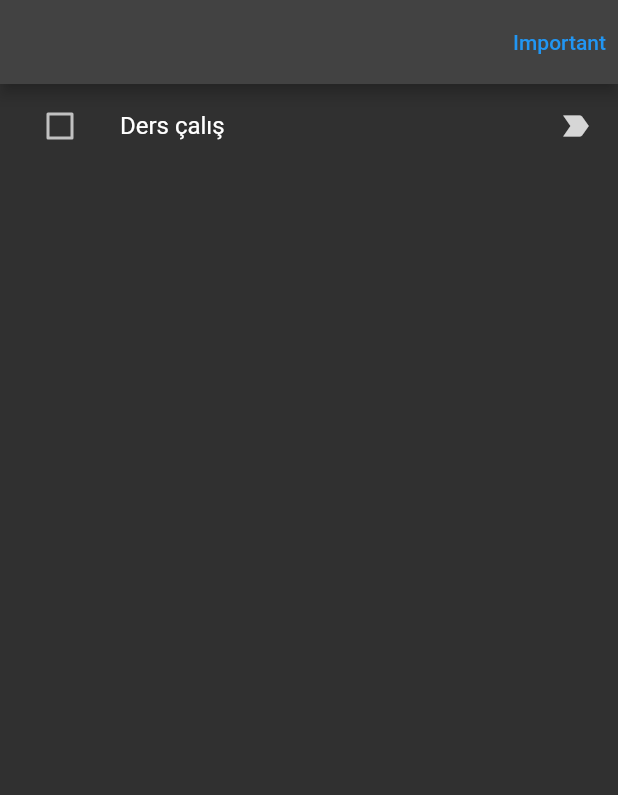
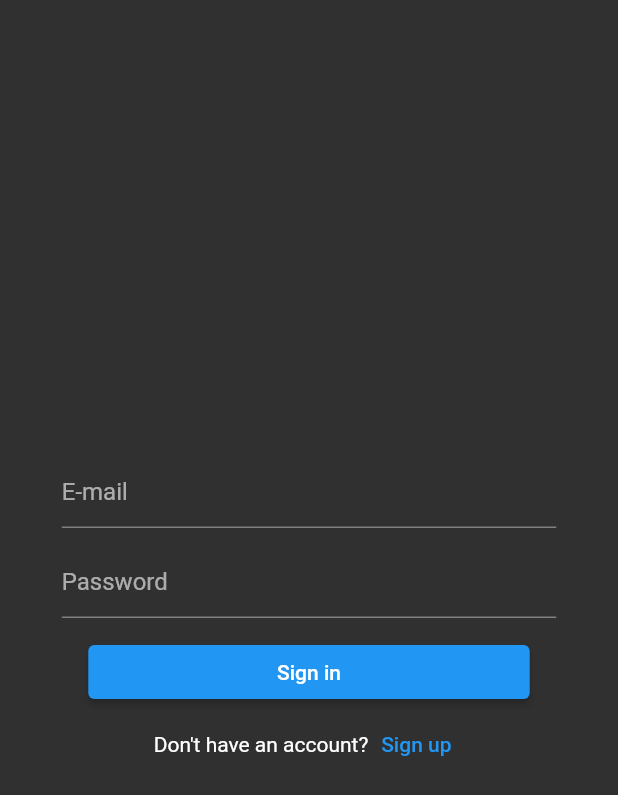
Before and after one commit to BerkaySimsek1/todo_app, a Flutter app: the screen it shows after launch, on a phone screen of 412 x 824 dp. Shown: the top 795 px of the screen. Run offline on Flutter 3.47's test engine with Material 2 defaults, Android fonts, the phone set to English and light mode, and no system bars; our stand-ins replace cloud_firestore, firebase_auth, firebase_core; accounts and stored records are empty.

Commit message:
adding log in,out and sign up

```diff
--- a/lib/main.dart
+++ b/lib/main.dart
@@ -1,6 +1,8 @@
 import 'package:firebase_core/firebase_core.dart';
 import 'package:flutter/material.dart';
+import 'package:todo_app/firebase_methods/firebaseMethods.dart';
 import 'package:todo_app/screens/mainScreen.dart';
+import 'package:todo_app/screens/signinScreen.dart';
 
 void main() async {
   WidgetsFlutterBinding.ensureInitialized();
@@ -18,7 +20,26 @@ class MyApp extends StatelessWidget {
       title: 'Flutter Demo',
       debugShowCheckedModeBanner: false,
       theme: ThemeData.dark(),
-      home: const mainScreen(),
+      home: StreamBuilder(
+        stream: Auth().authStateChanges,
+        builder: (context, snapshot) {
+          if (snapshot.hasData) {
+            return mainScreen();
+          } else if (snapshot.hasError) {
+            return Center(
+              child: Text(snapshot.error.toString()),
+            );
+          }
+          if (snapshot.connectionState == ConnectionState.waiting) {
+            return const Center(
+              child: CircularProgressIndicator(
+                color: Colors.white,
+              ),
+            );
+          }
+          return signInScreen();
+        },
+      ),
     );
   }
 }
--- /dev/null
+++ b/lib/screens/signinScreen.dart
@@ -0,0 +1,85 @@
+import 'package:flutter/material.dart';
+import 'package:todo_app/firebase_methods/firebaseMethods.dart';
+import 'package:todo_app/screens/mainScreen.dart';
+import 'package:todo_app/screens/signupScreen.dart';
+
+class signInScreen extends StatefulWidget {
+  const signInScreen({super.key});
+
+  @override
+  State<signInScreen> createState() => _signScreenState();
+}
+
+class _signScreenState extends State<signInScreen> {
+  TextEditingController tfemail = TextEditingController();
+  TextEditingController tfpassword = TextEditingController();
+
+  Future<void> signIn() async {
+    await Auth().signIn(email: tfemail.text, password: tfpassword.text);
+    Navigator.pushReplacement(
+        context,
+        MaterialPageRoute(
+          builder: (context) => mainScreen(),
+        ));
+    setState(() {});
+  }
+
+  @override
+  Widget build(BuildContext context) {
+    return Scaffold(
+      body: Center(
+        child: Column(
+          mainAxisAlignment: MainAxisAlignment.center,
+          children: [
+            SizedBox(
+              width: MediaQuery.of(context).size.width / 1.25,
+              child: TextField(
+                controller: tfemail,
+                decoration: const InputDecoration(
+                  hintText: "E-mail",
+                ),
+                keyboardType: TextInputType.emailAddress,
+              ),
+            ),
+            Padding(
+              padding: const EdgeInsets.symmetric(vertical: 12.0),
+              child: SizedBox(
+                width: MediaQuery.of(context).size.width / 1.25,
+                child: TextField(
+                  controller: tfpassword,
+                  decoration: const InputDecoration(
+                    hintText: "Password",
+                  ),
+                  keyboardType: TextInputType.text,
+                  obscureText: true,
+                ),
+              ),
+            ),
+            SizedBox(
+                width: MediaQuery.of(context).size.width / 1.40,
+                child: ElevatedButton(
+                    onPressed: () {
+                      signIn();
+                    },
+                    child: Text("Sign in"))),
+            Row(
+              mainAxisAlignment: MainAxisAlignment.center,
+              children: [
+                Text("Don't have an account?"),
+                TextButton(
+                    onPressed: () {
+                      Navigator.pushReplacement(
+                          context,
+                          MaterialPageRoute(
+                            builder: (context) => signUpScreen(),
+                          ));
+                    },
+                    child: Text("Sign up"))
+              ],
+            )
+          ],
+        ),
+      ),
+    );
+  }
+}
```
Also changed, not shown: lib/firebase_methods/firestoreMethods.dart (added, +14 -0 lines), lib/notes/tasks.dart (+13 -0 lines), lib/screens/mainScreen.dart (+20 -1 lines), lib/screens/signupScreen.dart (added, +79 -0 lines), 2 other files.
